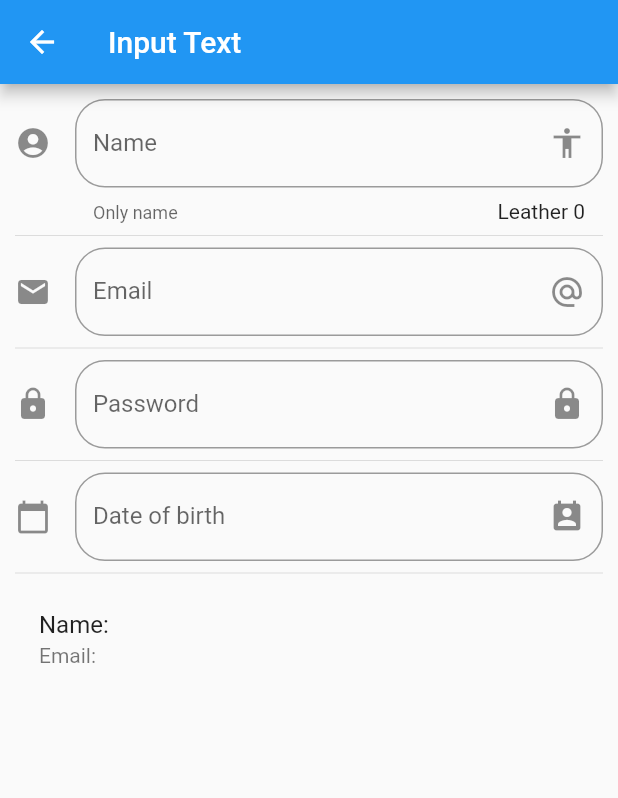
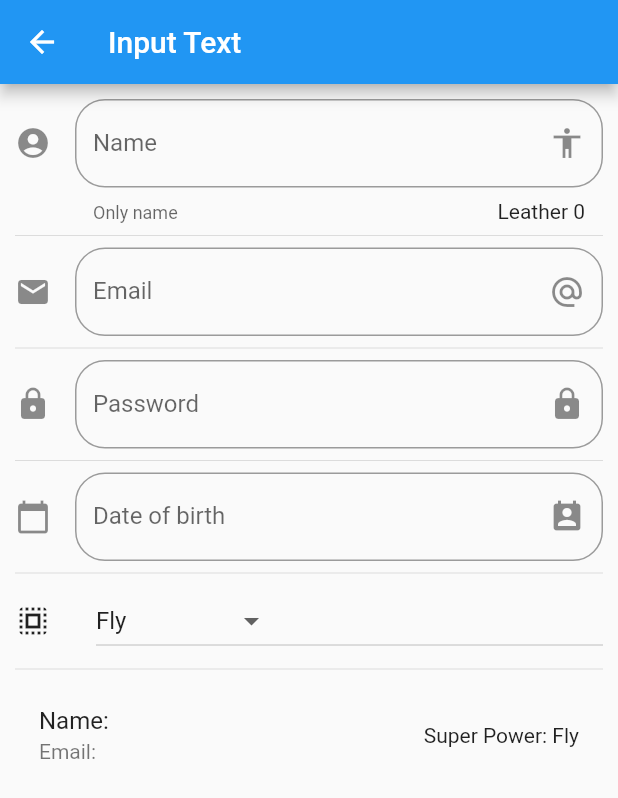
Before and after one commit to pacastrillonp/componentsPractice, a Flutter app: the InputPage screen opened by its route, on a phone screen of 412 x 824 dp. Shown: the top 798 px of the screen. Run offline on Flutter 3.47's test engine with Material 2 defaults, Android fonts, the phone set to English and light mode, and no system bars.

```diff
--- a/lib/src/pages/input_page.dart
+++ b/lib/src/pages/input_page.dart
@@ -10,6 +10,9 @@ class _InputPageState extends State<InputPage> {
   String _email = '';
   String _lock = '';
   String _date = '';
+  String _selectedOption = 'Fly';
+
+  List<String> _powers = ['Fly', 'X-Ray', 'Super Breath', 'Strong'];
 
   TextEditingController _textEditingController = TextEditingController();
 
@@ -29,6 +32,8 @@ class _InputPageState extends State<InputPage> {
           _createPassword(),
           Divider(),
           _createDate(context),
+          Divider(),
+          _createDropDown(),
           Divider(),
           _createPerson()
         ],
@@ -101,10 +106,31 @@ class _InputPageState extends State<InputPage> {
     );
   }
 
-  Widget _createPerson() {
-    return ListTile(
-      title: Text('Name: $_name'),
-      subtitle: Text('Email: $_email'),
+  List<DropdownMenuItem<String>> getDropdownOptions() {
+    List<DropdownMenuItem<String>> list = [];
+    _powers.forEach((power) {
+      list.add(DropdownMenuItem(child: Text(power), value: power));
+    });
+    return list;
+  }
+
+  Widget _createDropDown() {
+    return Row(
+      children: [
+        Icon(Icons.select_all),
+        SizedBox(width: 30.0,),
+        Expanded(
+          child: DropdownButton(
+            value: _selectedOption,
+            items: getDropdownOptions(),
+            onChanged: (option) {
+              setState(() {
+                _selectedOption = option.toString();
+              });
+            },
+          ),
+        ),
+      ],
     );
   }
 
@@ -122,4 +148,13 @@ class _InputPageState extends State<InputPage> {
       });
     }
   }
+
+  Widget _createPerson() {
+    return ListTile(
+      title: Text('Name: $_name'),
+      subtitle: Text('Email: $_email'),
+      trailing: Text('Super Power: $_selectedOption'),
+    );
+  }
+
 }
```
